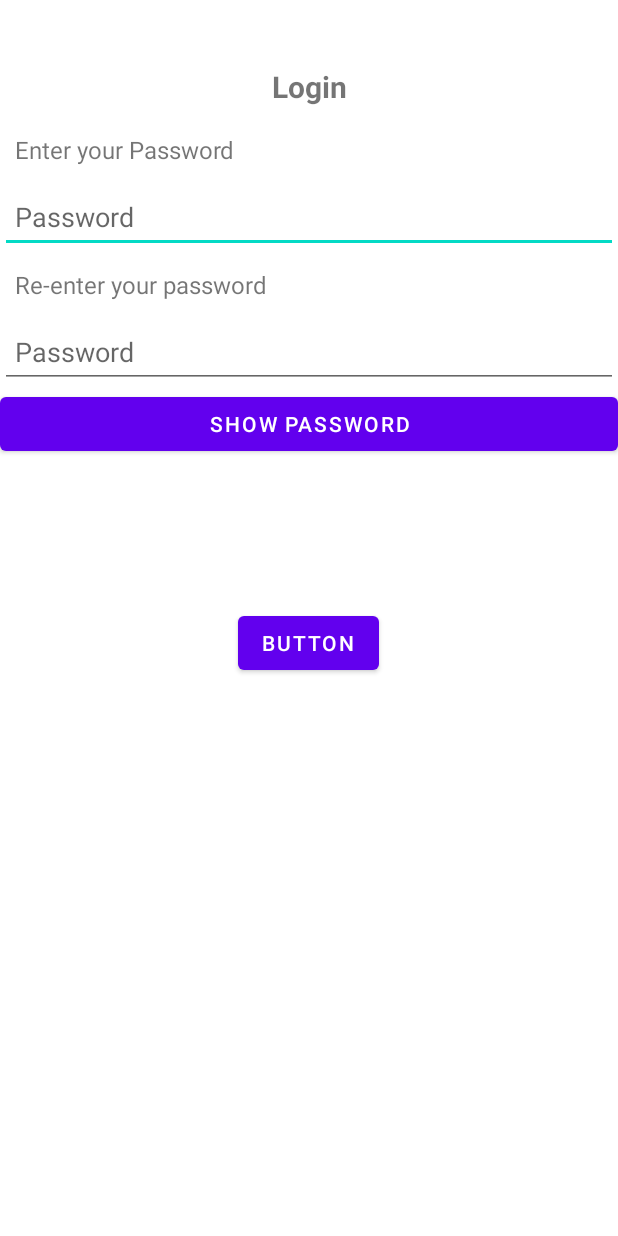
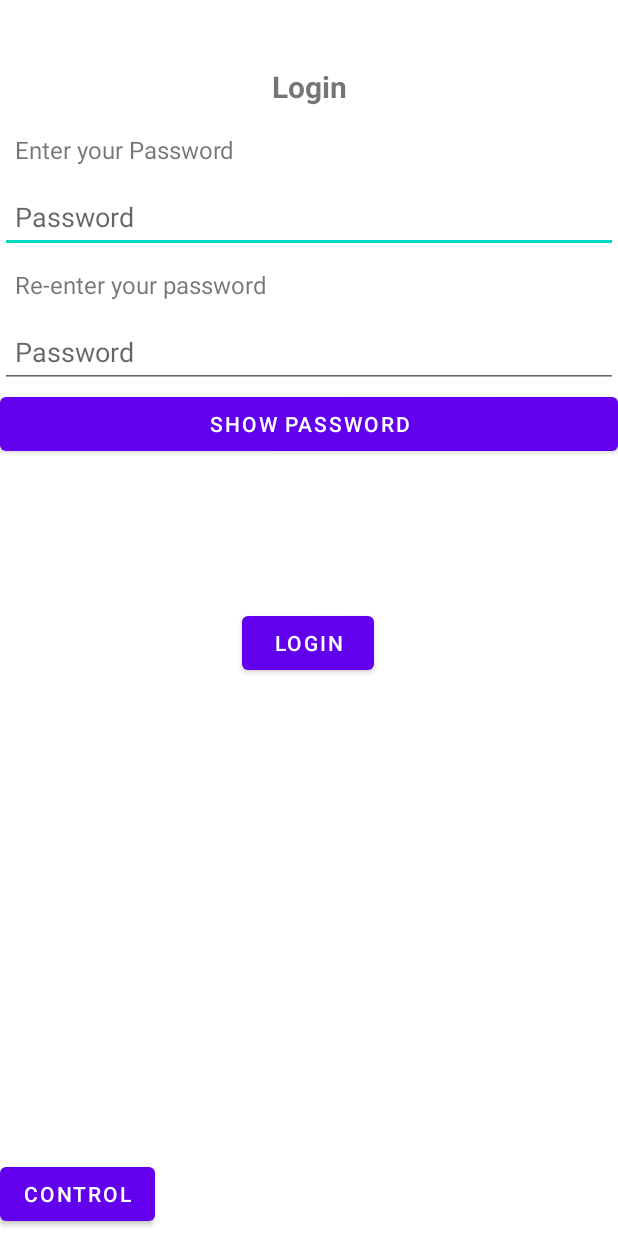
Before and after one commit to vineethraik/Final_Year_Project, an Android app: the layout activity_fingerprint_password.xml on its own in the app's theme, with its tools: preview values and no code run, on a phone screen of 412 x 824 dp. Run offline under Robolectric (Android 15) with nearby library versions, the light colour scheme and no system bars.

Commit message:
completing basic ui

```diff
--- a/LockerAuthenticator/app/src/main/res/layout/activity_fingerprint_password.xml
+++ b/LockerAuthenticator/app/src/main/res/layout/activity_fingerprint_password.xml
@@ -64,7 +64,7 @@
         app:layout_constraintVertical_bias="0.0" />
 
     <EditText
-        android:id="@+id/primary_password_edittext2"
+        android:id="@+id/secondary_password_edittext"
         android:layout_width="0dp"
         android:layout_height="wrap_content"
         android:ems="10"
@@ -75,6 +75,7 @@
         android:padding="10dp"
         app:layout_constraintBottom_toBottomOf="parent"
         app:layout_constraintEnd_toEndOf="parent"
+        app:layout_constraintHorizontal_bias="0.0"
         app:layout_constraintStart_toStartOf="parent"
         app:layout_constraintTop_toBottomOf="@+id/secondary_password_indicator_textview"
         app:layout_constraintVertical_bias="0.0" />
@@ -83,19 +84,20 @@
         android:id="@+id/show_password_button"
         android:layout_width="0dp"
         android:layout_height="wrap_content"
-        android:text="Show Password"
+        android:text="SHOW PASSWORD"
+        android:onClick="change_show_password"
         app:layout_constraintBottom_toBottomOf="parent"
         app:layout_constraintEnd_toEndOf="parent"
         app:layout_constraintHorizontal_bias="0.498"
         app:layout_constraintStart_toStartOf="parent"
-        app:layout_constraintTop_toBottomOf="@+id/primary_password_edittext2"
+        app:layout_constraintTop_toBottomOf="@+id/secondary_password_edittext"
         app:layout_constraintVertical_bias="0.0" />
 
     <Button
-        android:id="@+id/button3"
+        android:id="@+id/authenticate_button"
         android:layout_width="wrap_content"
         android:layout_height="wrap_content"
-        android:text="Button"
+        android:text="LOGIN"
         app:layout_constraintBottom_toBottomOf="parent"
         app:layout_constraintEnd_toEndOf="parent"
         app:layout_constraintHorizontal_bias="0.498"
@@ -103,4 +105,15 @@
         app:layout_constraintTop_toBottomOf="@+id/show_password_button"
         app:layout_constraintVertical_bias="0.209" />
 
+    <Button
+        android:id="@+id/control_button"
+        android:layout_width="wrap_content"
+        android:layout_height="wrap_content"
+        android:layout_marginBottom="4dp"
+        android:text="control"
+        app:layout_constraintBottom_toBottomOf="parent"
+        app:layout_constraintEnd_toEndOf="parent"
+        app:layout_constraintHorizontal_bias="0.0"
+        app:layout_constraintStart_toStartOf="parent" />
+
 </androidx.constraintlayout.widget.ConstraintLayout>
```
